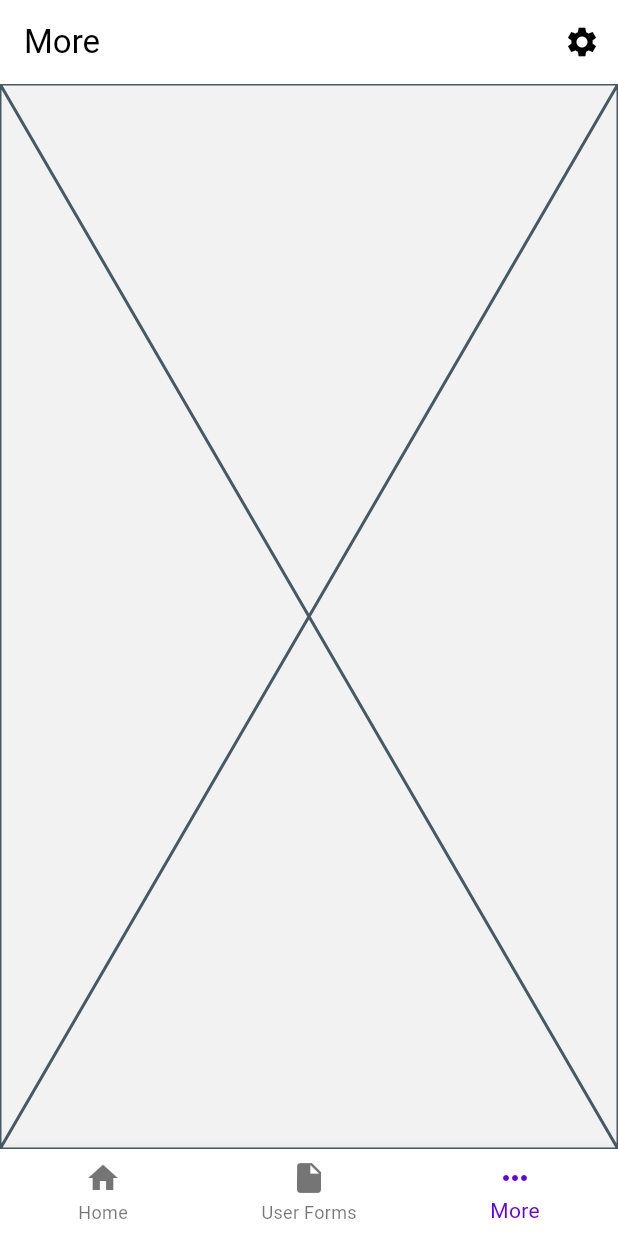
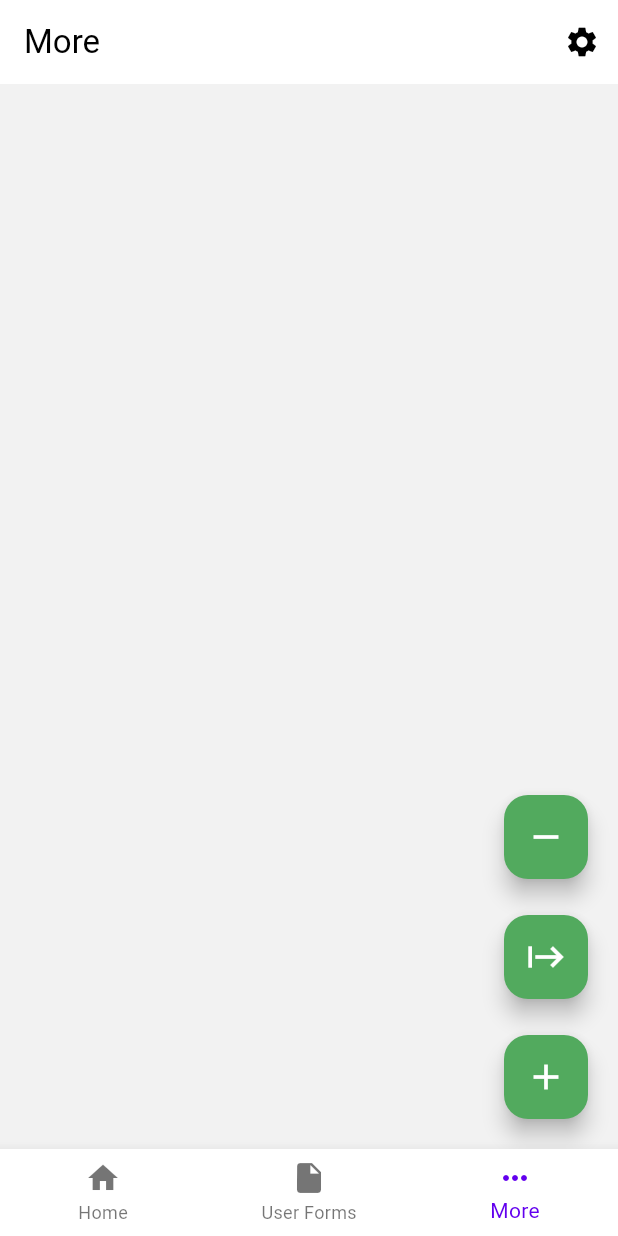
Before and after one commit to AndriiChemer/flutter_initial_project, a Flutter app: the screen it shows after launch, item 3 of the bottom bar chosen, on a phone screen of 412 x 824 dp. Run offline on Flutter 3.47's test engine with Material 3 defaults, Android fonts, the light colour scheme and no system bars; our stand-ins replace auto_route, auto_size_text, easy_localization, flutter_bloc, flutter_hooks, flutter_svg and 5 more; missing offline and left inert: hooked_bloc, theme_tailor_annotation.

Commit message:
added animation buttons

```diff
--- a/lib/presentation/navigation/app_router.dart
+++ b/lib/presentation/navigation/app_router.dart
@@ -26,6 +26,7 @@ class AppRouter extends _$AppRouter {
         ),
         AutoRoute(
           page: MoreRoute.page,
+          keepHistory: false,
         ),
       ],
     ),
--- a/lib/presentation/page/more/more_page.dart
+++ b/lib/presentation/page/more/more_page.dart
@@ -1,12 +1,58 @@
 import 'package:auto_route/auto_route.dart';
 import 'package:flutter/material.dart';
+import 'package:flutter_hooks/flutter_hooks.dart';
 
 @RoutePage()
-class MorePage extends StatelessWidget {
+class MorePage extends HookWidget {
   const MorePage({super.key});
 
   @override
   Widget build(BuildContext context) {
-    return const Placeholder();
+    final isUiBuildState = useState(false);
+    useEffect(() {
+      WidgetsBinding.instance.addPostFrameCallback((_) => isUiBuildState.value = true);
+      return () {
+        print('ANDRII close');
+      };
+    }, ['hello']);
+    return Stack(
+      children: [
+        AnimatedPositioned(
+          duration: const Duration(milliseconds: 400),
+          bottom: isUiBuildState.value ? 180 : -20,
+          right: 20,
+          child: FloatingActionButton(
+            backgroundColor: const Color.fromRGBO(82, 170, 94, 1.0),
+            tooltip: 'Increment',
+            onPressed: (){},
+            child: const Icon(Icons.remove, color: Colors.white, size: 28),
+          ),
+        ),
+
+        AnimatedPositioned(
+          duration: const Duration(milliseconds: 300),
+          bottom: isUiBuildState.value ? 100 : -20,
+          right: 20,
+          child: FloatingActionButton(
+            backgroundColor: const Color.fromRGBO(82, 170, 94, 1.0),
+            tooltip: 'Increment',
+            onPressed: (){},
+            child: const Icon(Icons.start, color: Colors.white, size: 28),
+          ),
+        ),
+
+        AnimatedPositioned(
+          duration: const Duration(milliseconds: 200),
+          bottom: isUiBuildState.value ? 20 : -20,
+          right: 20,
+          child: FloatingActionButton(
+            backgroundColor: const Color.fromRGBO(82, 170, 94, 1.0),
+            tooltip: 'Increment',
+            onPressed: (){},
+            child: const Icon(Icons.add, color: Colors.white, size: 28),
+          ),
+        ),
+      ],
+    );
   }
 }
```
